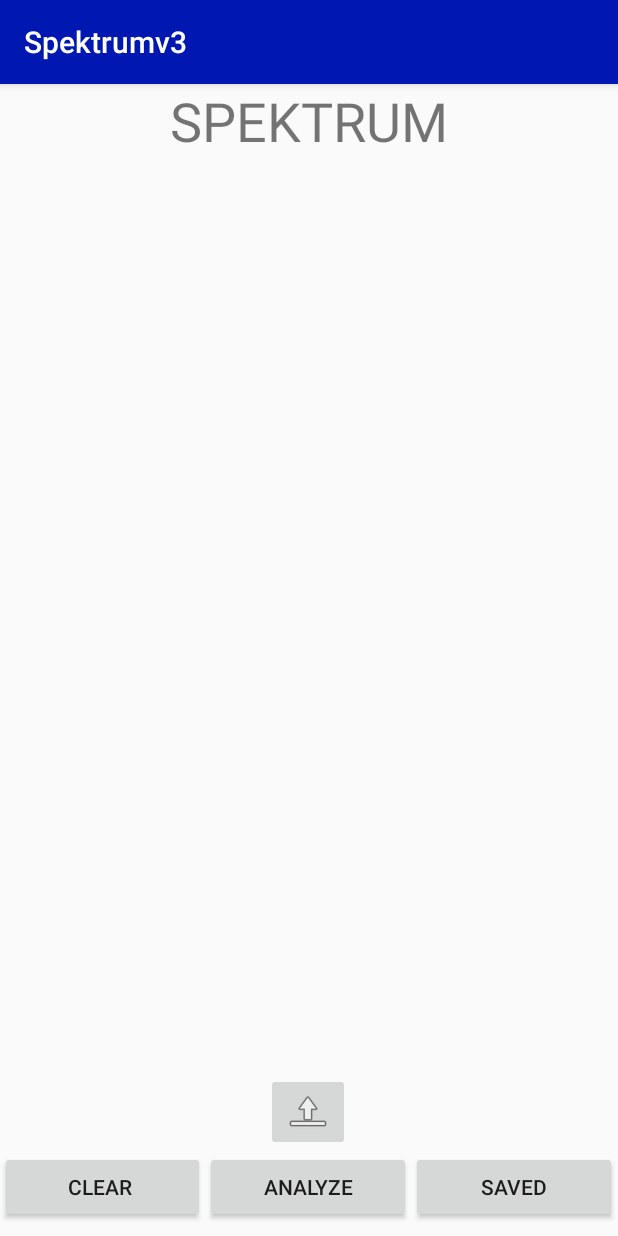
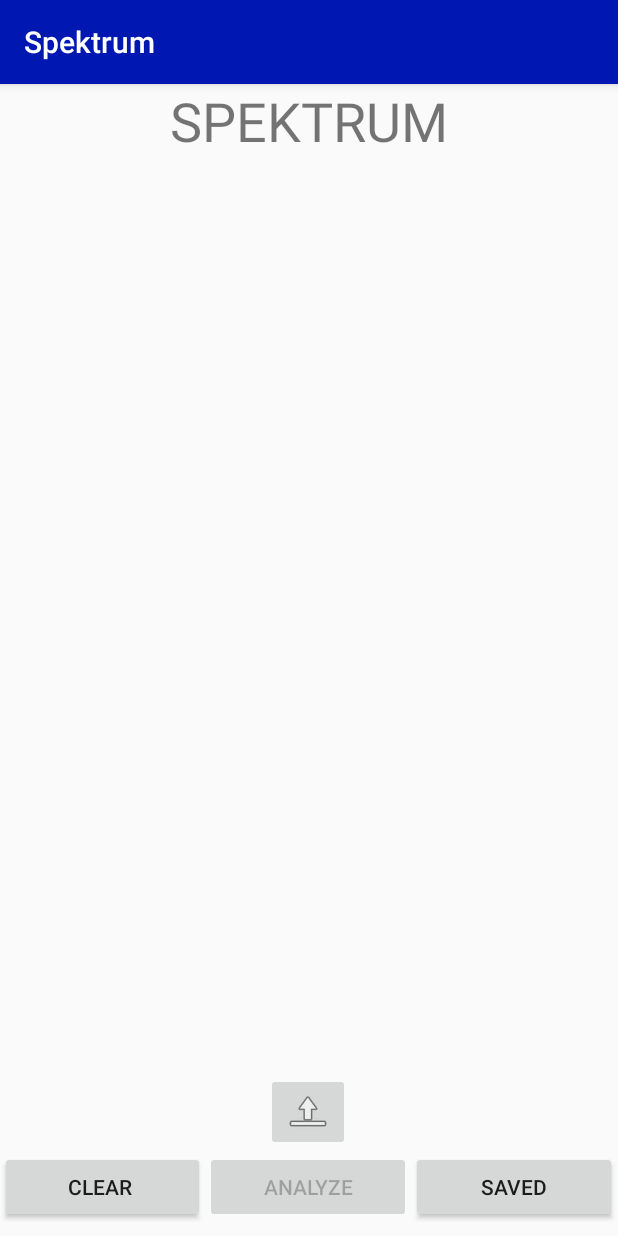
Before and after one commit to R-Brown8/FinalProjectCPSC312, an Android app: the screen it shows after launch (MainActivity), on a phone screen of 412 x 824 dp. Run offline under Robolectric (Android 15) with nearby library versions, the phone set to English and light mode, and no system bars.

Commit message:
UI cleanup

```diff
--- a/app/src/main/java/com/example/spektrumv3/MainActivity.java
+++ b/app/src/main/java/com/example/spektrumv3/MainActivity.java
@@ -56,6 +56,7 @@
         analyzeButtonListener();
         listButtonListener();
         clearButtonListener();
+
         sqlDb = new SqlImageDatabase(this);
        selectedImageView = (ImageView) findViewById(R.id.analyzeImageView);
        imageRecycler = (RecyclerView) findViewById(R.id.recyclerListView);
@@ -70,6 +71,7 @@
        updateRecycleView();
 
        toggleFragments(false);
+       analyzeButton.setEnabled(false);
 
 
     }
--- a/app/src/main/res/layout/vision_api.xml
+++ b/app/src/main/res/layout/vision_api.xml
@@ -8,5 +8,7 @@
         android:layout_width="match_parent"
         android:layout_height="wrap_content"
         android:gravity="center"
-        android:text="Test Text" />
+        android:text="Test Text"
+        android:textColor="?attr/editTextColor"
+        android:textSize="24sp" />
 </LinearLayout>
--- a/app/src/main/res/values/strings.xml
+++ b/app/src/main/res/values/strings.xml
@@ -1,3 +1,3 @@
 <resources>
-    <string name="app_name">Spektrumv3</string>
+    <string name="app_name">Spektrum</string>
 </resources>
```
